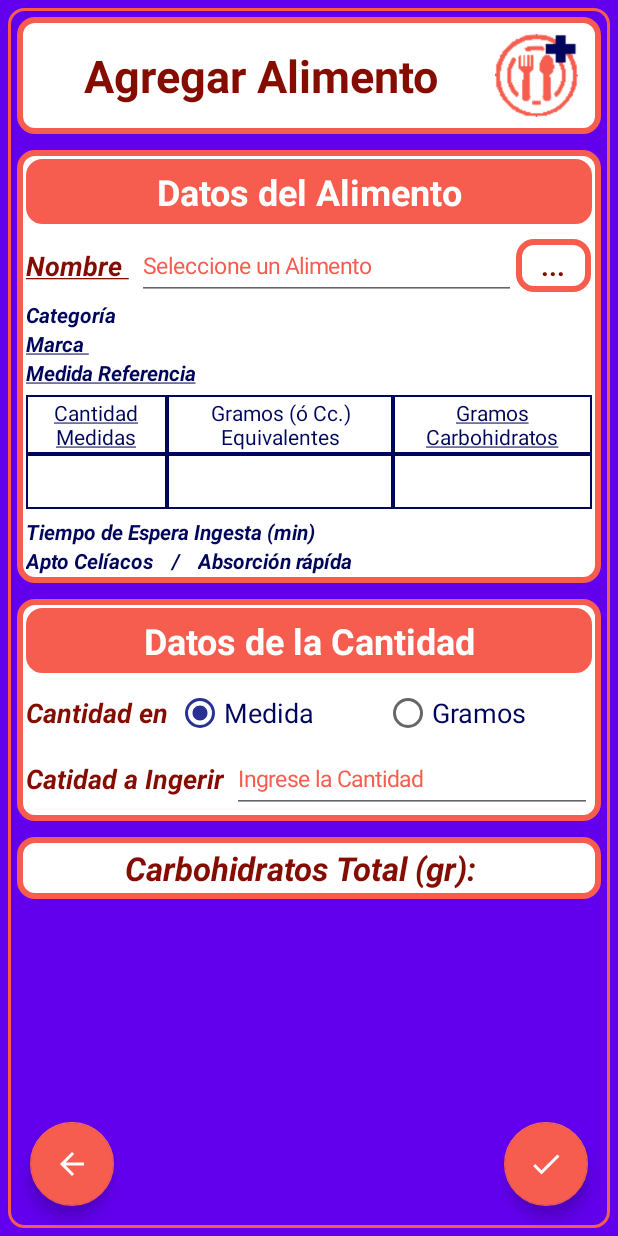
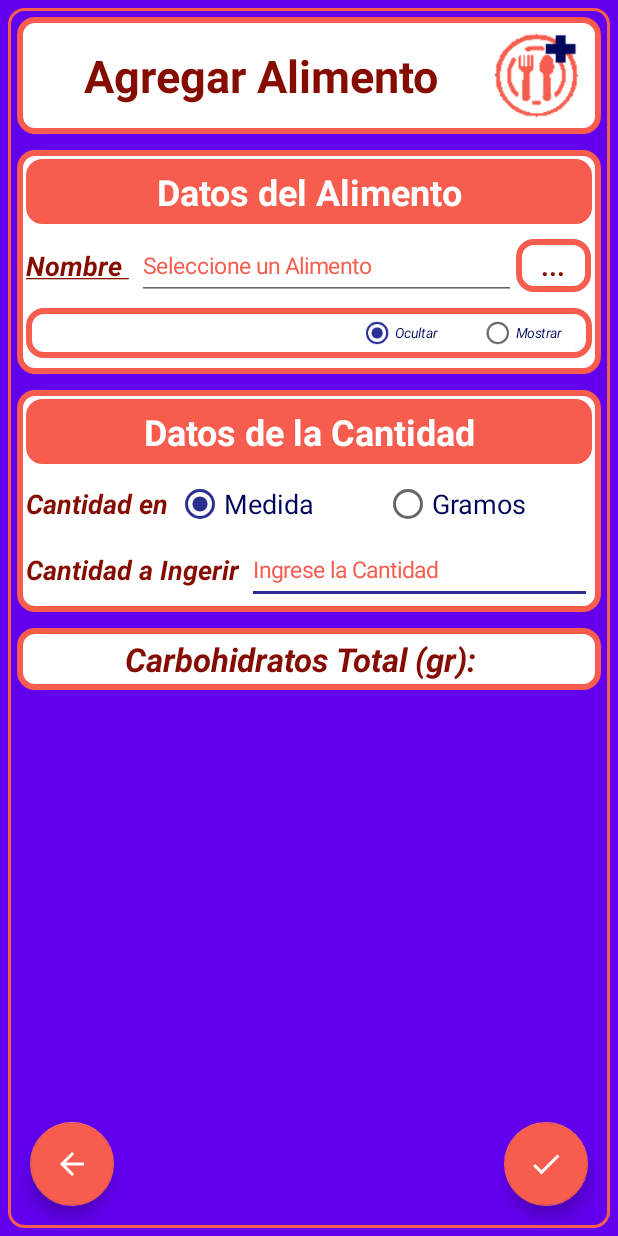
Before and after one commit to lailatan/Android_ConteodeCarbohidratos_V2, an Android app: the ComidaSelAlimentoActivity screen opened directly, with no data from a screen before it, on a phone screen of 412 x 824 dp. Run offline under Robolectric (Android 15) with nearby library versions, the phone set to English and light mode, and no system bars; 1 statement that could not run was skipped.

```diff
--- a/app/src/main/res/layout/activity_comida_sel_alimento.xml
+++ b/app/src/main/res/layout/activity_comida_sel_alimento.xml
@@ -97,6 +97,16 @@
                                 android:onClick="clickBuscarAlimento"
                                 android:id="@+id/fragBuscarAlimentoBT" />
                         </LinearLayout>
+
+                        <LinearLayout
+                            android:layout_width="match_parent"
+                            android:layout_height="wrap_content"
+                            android:layout_marginLeft="5dp"
+                            android:layout_marginRight="5dp"
+                            android:gravity="center"
+                            android:orientation="vertical"
+                            android:visibility="gone"
+                            android:id="@+id/datosAlimentoLL">
 
                             <LinearLayout
                                 android:layout_width="match_parent"
@@ -295,9 +305,58 @@
                                     android:textColor="@color/colorPrimaryDark_enabled"
                                     android:id="@+id/fragAbsRapidaTV" />
                             </LinearLayout>
+                        </LinearLayout>
+                        <LinearLayout
+                            android:layout_width="match_parent"
+                            android:layout_height="wrap_content"
+                            android:layout_margin="5dp"
+                            android:background="@drawable/borde_color3_fino"
+                            android:orientation="vertical">
+                            <LinearLayout
+                                android:layout_width="match_parent"
+                                android:layout_height="wrap_content"
+                                android:layout_marginLeft="5dp"
+                                android:orientation="horizontal">
 
+                                <RadioGroup
+                                    android:layout_width="match_parent"
+                                    android:layout_height="wrap_content"
+                                    android:orientation="horizontal"
+                                    android:gravity="right"
+                                    android:id="@+id/mostrarRG">
+
+                                    <RadioButton
+                                        android:layout_width="wrap_content"
+                                        android:layout_height="wrap_content"
+                                        android:layout_marginRight="10dp"
+                                        android:textStyle="italic"
+                                        android:textSize="12dp"
+                                        android:scaleX="0.75"
+                                        android:scaleY="0.75"
+                                        android:textColor="@color/colorPrimaryDark"
+                                        android:text="@string/hide"
+                                        android:checked="true"
+                                        android:tag="0"
+                                        android:onClick="clickMostrarDatosAlimento"
+                                        android:id="@+id/ocultarRB"/>
+
+                                    <RadioButton
+                                        android:layout_width="wrap_content"
+                                        android:layout_height="wrap_content"
+                                        android:layout_marginRight="10dp"
+                                        android:textStyle="italic"
+                                        android:textSize="12dp"
+                                        android:scaleX="0.75"
+                                        android:scaleY="0.75"
+                                        android:textColor="@color/colorPrimaryDark"
+                                        android:text="@string/show"
+                                        android:tag="1"
+                                        android:onClick="clickMostrarDatosAlimento"
+                                        android:id="@+id/mostrarRB"/>
+                                </RadioGroup>
                             </LinearLayout>
-
+                        </LinearLayout>
+                    </LinearLayout>
                 </LinearLayout>
 
                 <LinearLayout
--- a/app/src/main/res/values/strings.xml
+++ b/app/src/main/res/values/strings.xml
@@ -132,7 +132,7 @@
     <string name="meal_data">Comida</string>
     <string name="reference">Referencia</string>
     <string name="add_food">Agregar Alimento</string>
-    <string name="quantity_total">Catidad a Ingerir</string>
+    <string name="quantity_total">Cantidad a Ingerir</string>
     <string name="no_carbs">No Aporta Carbohidratos</string>
     <string name="ratio">Ratio</string>
     <string name="ok">Ok</string>
```
Also changed, not shown: app/src/main/java/com/example/conteodecarbohidratos/ComidaActivity.java (+44 -45 lines), app/src/main/java/com/example/conteodecarbohidratos/ComidaSelAlimentoActivity.java (+13 -3 lines), app/src/main/java/com/example/conteodecarbohidratos/clases/GlobalInfo.java (added, +9 -0 lines). Lines whose indentation alone changed are shown as unchanged.
